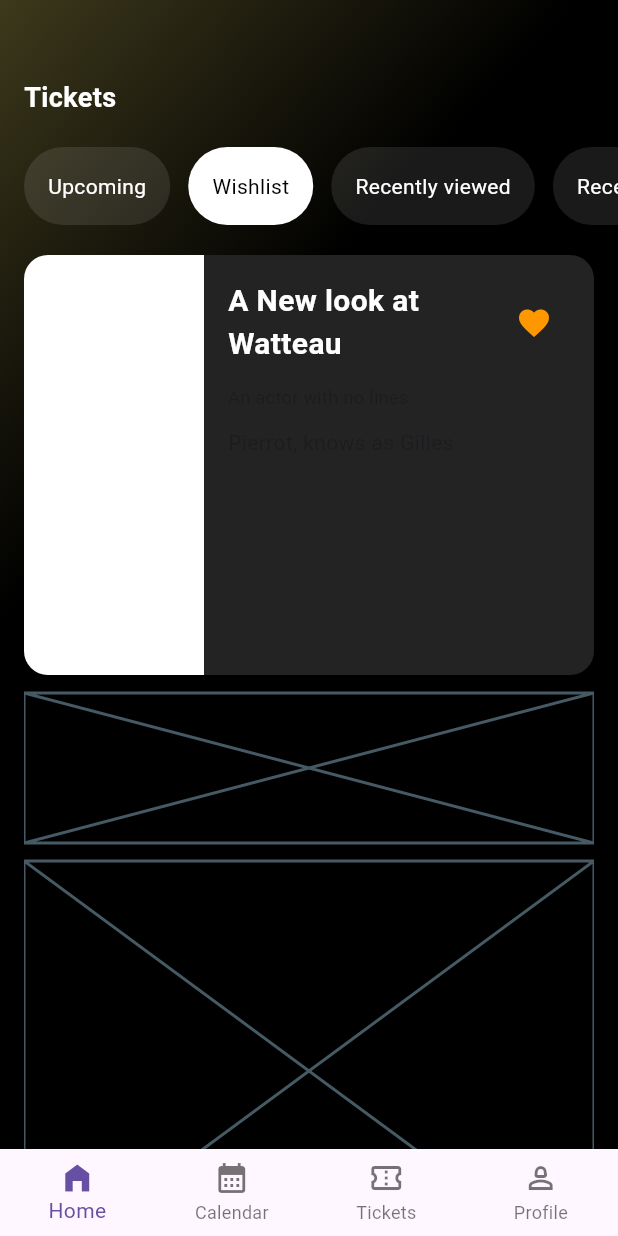
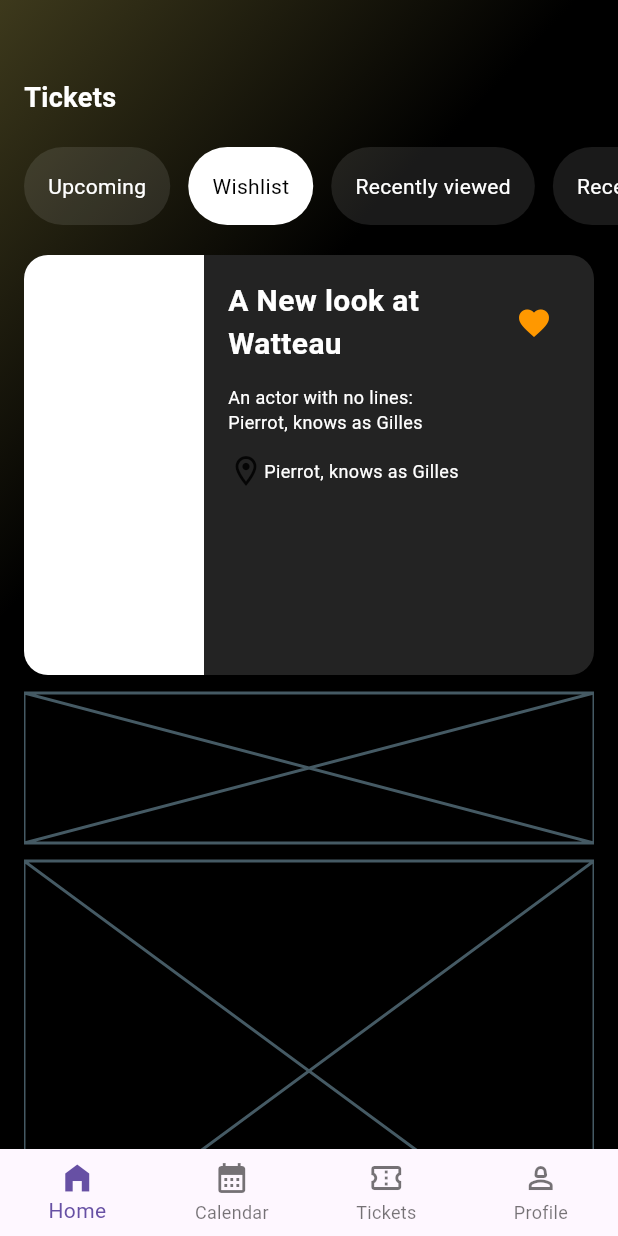
Before and after one commit to JAICHANGPARK/flutter_notebook_chapter_43, a Flutter app: the EventHomePage screen opened directly, on a phone screen of 412 x 824 dp. Run offline on Flutter 3.47's test engine with Material 3 defaults, Android fonts, the phone set to English and light mode, and no system bars; our stand-ins replace gap, hugeicons, percent_indicator.

Commit message:
Update event_home_page.dart

```diff
--- a/lib/ep2186_event_app/ui/event_home_page.dart
+++ b/lib/ep2186_event_app/ui/event_home_page.dart
@@ -172,13 +172,25 @@ class _EventHomePageState extends State<EventHomePage> {
                                             ],
                                           ),
                                           Text(
-                                            "An actor with no lines:",
+                                            "An actor with no lines:\nPierrot, knows as Gilles",
                                             style: TextStyle(
                                               fontSize: 12,
+                                              color: Colors.white,
                                             ),
                                           ),
-                                          Text(
-                                            "Pierrot, knows as Gilles",
+                                          Row(
+                                            children: [
+                                              Icon(
+                                                Icons.location_on_outlined,
+                                              ),
+                                              Text(
+                                                "Pierrot, knows as Gilles",
+                                                style: TextStyle(
+                                                  fontSize: 12,
+                                                  color: Colors.white,
+                                                ),
+                                              ),
+                                            ],
                                           ),
                                         ],
                                       ),
```
